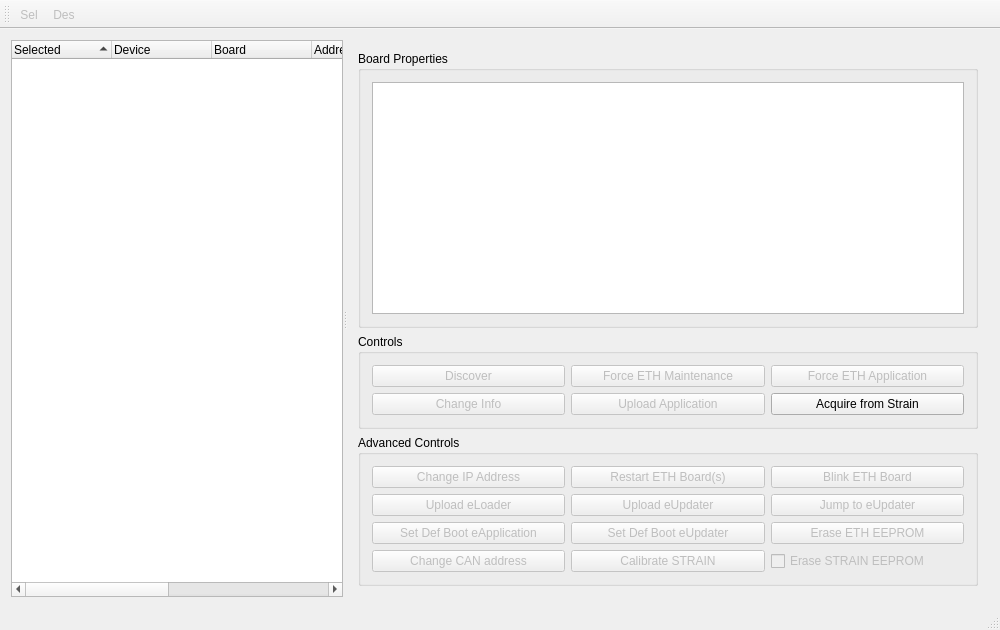
robotology/icub-main, file src/tools/FirmwareUpdater/mainwindow.ui: the form before one commit.
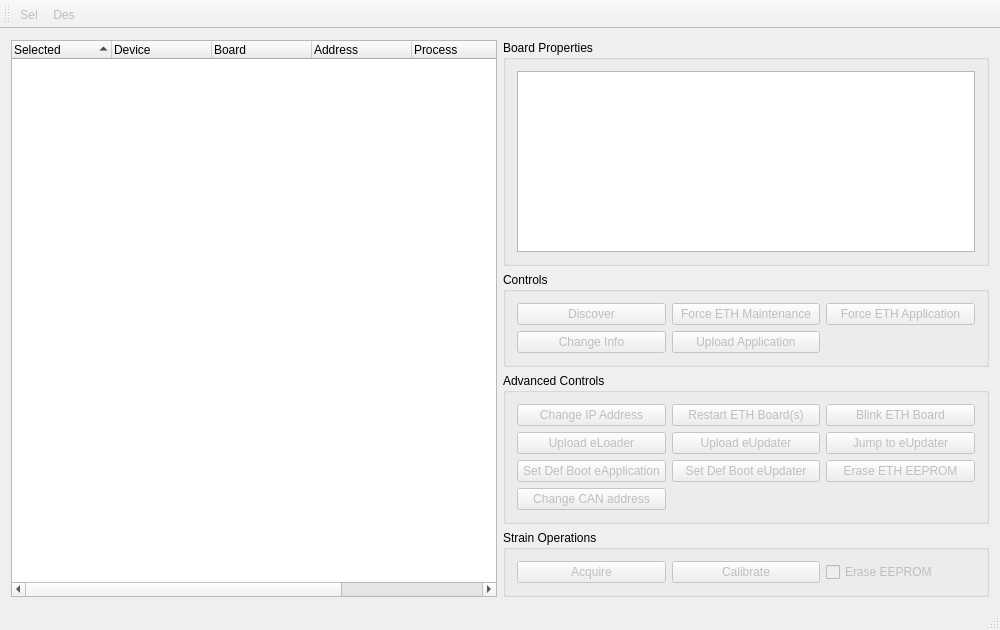
The form after the commit.

Commit message: aitek's delivery of 27sep18 - bug fixing - reorganization of layout of calib windows - acquisition window is now called by main window

Diff of the .ui file:
```diff
--- a/src/tools/FirmwareUpdater/mainwindow.ui
+++ b/src/tools/FirmwareUpdater/mainwindow.ui
@@ -16,10 +16,6 @@
   <widget class="QWidget" name="centralWidget">
    <layout class="QHBoxLayout" name="horizontalLayout_2">
     <item>
-     <widget class="QSplitter" name="splitter">
-      <property name="orientation">
-       <enum>Qt::Horizontal</enum>
-      </property>
       <widget class="QTreeWidget" name="devicesTree">
        <property name="sortingEnabled">
         <bool>true</bool>
@@ -60,7 +56,8 @@
         </property>
        </column>
       </widget>
-      <widget class="QWidget" name="layoutWidget">
+    </item>
+    <item>
        <layout class="QVBoxLayout" name="verticalLayout_2">
         <item>
          <widget class="QGroupBox" name="groupBox_2">
@@ -78,9 +75,6 @@
           </layout>
          </widget>
         </item>
-        <item>
-         <layout class="QHBoxLayout" name="horizontalLayout"/>
-        </item>
         <item>
          <widget class="QGroupBox" name="controlsGroup">
           <property name="title">
@@ -152,19 +146,6 @@
              </property>
             </widget>
            </item>
-           <item row="2" column="3">
-            <widget class="QPushButton" name="btnStrainCalib">
-             <property name="enabled">
-              <bool>true</bool>
-             </property>
-             <property name="toolTip">
-              <string>It uploads the application FW on the selected boards. They must be of the same type. The ETH boards must be in maintenance mode. </string>
-             </property>
-             <property name="text">
-              <string>Acquire from Strain</string>
-             </property>
-            </widget>
-           </item>
           </layout>
          </widget>
         </item>
@@ -271,32 +252,6 @@
              </property>
             </widget>
            </item>
-           <item row="7" column="3">
-            <widget class="QCheckBox" name="checkBoxEE">
-             <property name="enabled">
-              <bool>false</bool>
-             </property>
-             <property name="toolTip">
-              <string>It forces the EEPROM erase of the single selected CAN board during the upload of the application firmware (so far only if the board is a STRAIN).</string>
-             </property>
-             <property name="text">
-              <string>Erase STRAIN EEPROM</string>
-             </property>
-            </widget>
-           </item>
-           <item row="7" column="2">
-            <widget class="QPushButton" name="btnCalibrate">
-             <property name="enabled">
-              <bool>false</bool>
-             </property>
-             <property name="toolTip">
-              <string>It opens the STRAIN calibration window for the selected STRAIN board.</string>
-             </property>
-             <property name="text">
-              <string>Calibrate STRAIN</string>
-             </property>
-            </widget>
-           </item>
            <item row="7" column="0">
             <widget class="QPushButton" name="btnChangeCanAddr">
              <property name="enabled">
@@ -339,9 +294,55 @@
           </layout>
          </widget>
         </item>
-       </layout>
-      </widget>
-     </widget>
+      <item>
+       <widget class="QGroupBox" name="strainGroup">
+        <property name="title">
+         <string>Strain Operations</string>
+        </property>
+        <layout class="QHBoxLayout" name="horizontalLayout">
+         <item>
+          <widget class="QPushButton" name="btnStrainCalib">
+           <property name="enabled">
+            <bool>false</bool>
+           </property>
+           <property name="toolTip">
+            <string>It uploads the application FW on the selected boards. They must be of the same type. The ETH boards must be in maintenance mode. </string>
+           </property>
+           <property name="text">
+            <string>Acquire</string>
+           </property>
+          </widget>
+         </item>
+         <item>
+          <widget class="QPushButton" name="btnCalibrate">
+           <property name="enabled">
+            <bool>false</bool>
+           </property>
+           <property name="toolTip">
+            <string>It opens the STRAIN calibration window for the selected STRAIN board.</string>
+           </property>
+           <property name="text">
+            <string>Calibrate</string>
+           </property>
+          </widget>
+         </item>
+         <item>
+          <widget class="QCheckBox" name="checkBoxEE">
+           <property name="enabled">
+            <bool>false</bool>
+           </property>
+           <property name="toolTip">
+            <string>It forces the EEPROM erase of the single selected CAN board during the upload of the application firmware (so far only if the board is a STRAIN).</string>
+           </property>
+           <property name="text">
+            <string>Erase EEPROM</string>
+           </property>
+          </widget>
+         </item>
+        </layout>
+       </widget>
+      </item>
+     </layout>
     </item>
    </layout>
   </widget>
```
Lines whose indentation alone changed are shown as unchanged. The commit also changes 8 other files.
